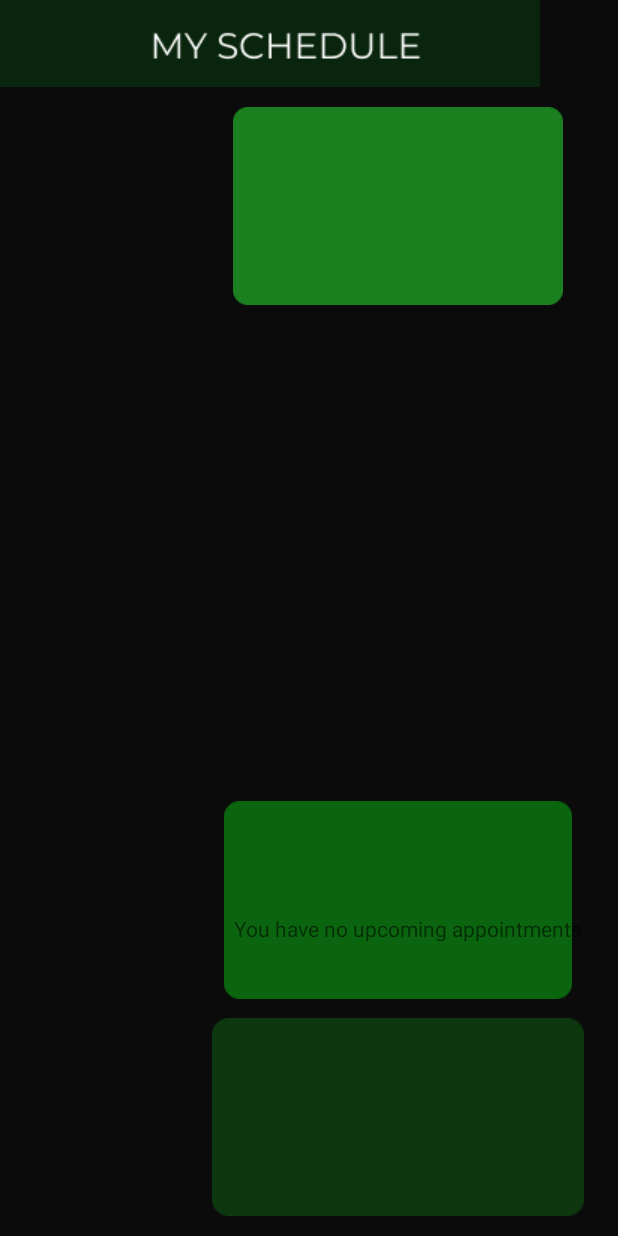
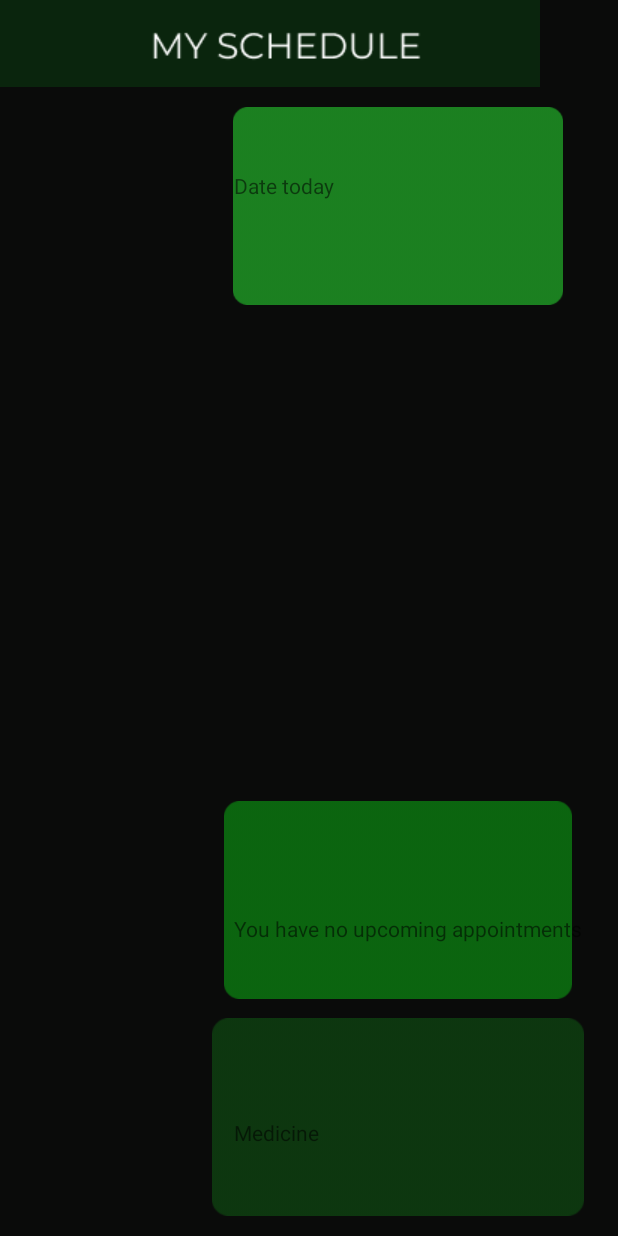
Before and after one commit to Tejanojereh/SampleGit, an Android app: the layout activity_my_schedule_patient.xml on its own in the app's theme, with its tools: preview values and no code run, on a phone screen of 412 x 824 dp. Run offline under Robolectric (Android 15) with nearby library versions, the phone set to English and light mode, and no system bars.

Commit message:
Merge branch 'master' of https://github.com/Tejanojereh/SampleGit
# Conflicts:
#	app/src/main/java/com/example/android/samplegit/MainActivity.java
#	app/src/main/java/com/example/android/samplegit/My_Schedule_Patient.java

```diff
--- a/app/src/main/res/layout/activity_my_schedule_patient.xml
+++ b/app/src/main/res/layout/activity_my_schedule_patient.xml
@@ -53,4 +53,26 @@
         android:text="You have no upcoming appointments"
         tools:textSize="22sp" />
 
+    <TextView
+        android:id="@+id/medicine_date"
+        android:layout_width="256dp"
+        android:layout_height="wrap_content"
+
+        android:layout_alignParentBottom="true"
+        android:layout_alignParentEnd="true"
+        android:layout_marginBottom="59dp"
+        android:text="Medicine"
+        tools:textSize="22sp" />
+
+    <TextView
+        android:id="@+id/date"
+        android:layout_width="256dp"
+        android:layout_height="wrap_content"
+        android:layout_alignParentEnd="true"
+
+        android:layout_alignParentTop="true"
+        android:layout_marginTop="114dp"
+        android:text="Date today"
+        tools:textSize="22sp" />
+
 </RelativeLayout>
```
